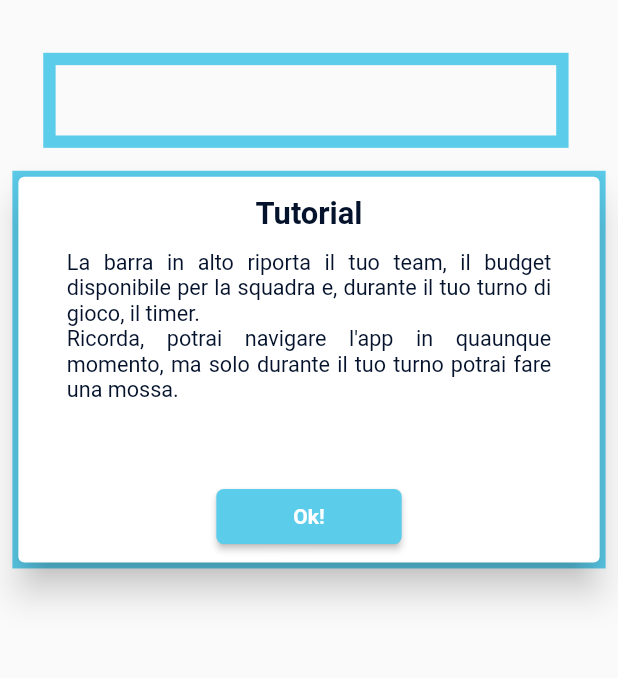
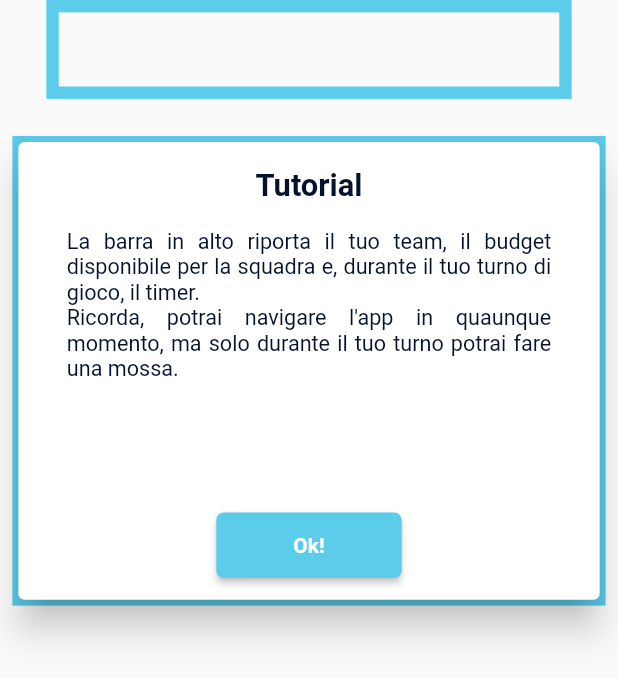
Before and after one commit to AndreaGarini/Edilclima, a Flutter app: the OverlayerTutorialFeatures widget shown alone on an empty page, opened directly with empty values, on a phone screen of 412 x 824 dp. Shown: the top 678 px of the screen. Run offline on Flutter 3.47's test engine with Material 2 defaults, Android fonts, the phone set to English and light mode, and no system bars; our stand-ins replace firebase_core, firebase_database, fluttericon, go_router, lottie and 1 more; missing offline and left inert: dart:ffi, flutter_shake_animated, indexed; accounts and stored records are empty.

Commit message:
exact width and height calculation, new tutorial done

```diff
--- a/lib/Components/generalFeatures/OverlayerTutorialFeatures.dart
+++ b/lib/Components/generalFeatures/OverlayerTutorialFeatures.dart
@@ -1,7 +1,6 @@
 
 import 'package:edilclima_app/Components/generalFeatures/ColorPalette.dart';
 import 'package:edilclima_app/Components/generalFeatures/SizedButton.dart';
-import 'package:edilclima_app/Components/generalFeatures/StylizedText.dart';
 import 'package:edilclima_app/GameModel.dart';
 import 'package:flutter/cupertino.dart';
 import 'package:flutter/material.dart';
@@ -37,14 +36,14 @@ class OverlayerTutorialFeatures extends StatelessWidget{
       case 0: {
         //info row
         return Stack(children: [
-          Positioned(top: screenHeight * 0.05, left: screenWidth * 0.07, width: screenWidth * 0.85, height: screenHeight * 0.09,
+          Positioned(top: 0, left: screenWidth * 0.075, width: screenWidth * 0.85, height: screenHeight * 0.08,
               child: Container(
                 decoration: BoxDecoration(border: Border.all(
                   color: lightBluePalette,
                   width: screenWidth * 0.02,
                 ), color: Colors.transparent),
               )),
-          Positioned(top: screenHeight * 0.15, left: 0, width: screenWidth, height: screenHeight * 0.4,
+          Positioned(top: screenHeight * 0.1, left: 0, width: screenWidth, height: screenHeight * 0.4,
               child: Padding(padding: EdgeInsets.all(screenWidth * 0.02),
               child:
                 Container(
@@ -78,14 +77,14 @@ class OverlayerTutorialFeatures extends StatelessWidget{
       case 1: {
         //swipable cards
         return Stack(children: [
-          Positioned(top: screenHeight * 0.15, left: 0, width: screenWidth, height: screenHeight * 0.4,
+          Positioned(top: screenHeight * 0.08, left: 0, width: screenWidth, height: screenHeight * 0.35,
               child: Container(
                 decoration: BoxDecoration(border: Border.all(
                   color: lightBluePalette,
                   width: screenWidth * 0.02,
                 ), color: Colors.transparent),
               )),
-          Positioned(top: screenHeight * 0.55, left: 0, width: screenWidth, height: screenHeight * 0.4,
+          Positioned(top: screenHeight * 0.45, left: 0, width: screenWidth, height: screenHeight * 0.35,
               child: Padding(padding: EdgeInsets.all(screenWidth * 0.02),
                 child:
                     Container(
@@ -119,14 +118,14 @@ class OverlayerTutorialFeatures extends StatelessWidget{
       case 2: {
         //rosa carte 1
         return Stack(children: [
-          Positioned(top: screenHeight * 0.55, left: 0, width: screenWidth, height: screenHeight * 0.55,
+          Positioned(top: screenHeight * 0.4, left: 0, width: screenWidth, height: screenHeight * 0.48,
               child: Container(
                 decoration: BoxDecoration(border: Border.all(
                   color: lightBluePalette,
                   width: screenWidth * 0.02,
                 ), color: Colors.transparent),
               )),
-          Positioned(top: screenHeight * 0.15, left: 0, width: screenWidth, height: screenHeight * 0.4,
+          Positioned(top: screenHeight * 0.08, left: 0, width: screenWidth, height: screenHeight * 0.33,
               child: Padding(padding: EdgeInsets.all(screenWidth * 0.02),
                 child: Container(
                   color: lightBluePalette,
@@ -159,14 +158,14 @@ class OverlayerTutorialFeatures extends StatelessWidget{
       case 3: {
         //rosa carte 2
         return Stack(children: [
-          Positioned(top: screenHeight * 0.55, left: 0, width: screenWidth, height: screenHeight * 0.55,
+          Positioned(top: screenHeight * 0.4, left: 0, width: screenWidth, height: screenHeight * 0.48,
               child: Container(
                 decoration: BoxDecoration(border: Border.all(
                   color: lightBluePalette,
                   width: screenWidth * 0.02,
                 ), color: Colors.transparent),
               )),
-          Positioned(top: screenHeight * 0.15, left: 0, width: screenWidth, height: screenHeight * 0.4,
+          Positioned(top: screenHeight * 0.08, left: 0, width: screenWidth, height: screenHeight * 0.33,
               child: Padding(padding: EdgeInsets.all(screenWidth * 0.02),
                 child: Container(
                       color: lightBluePalette,
@@ -199,9 +198,7 @@ class OverlayerTutorialFeatures extends StatelessWidget{
       case 4: {
         //bottom nav bar (usa freccia easy)
         return Stack(children: [
-          Positioned(top: screenHeight * 0.55, left: 0, width: screenWidth, height: screenHeight * 0.55,
-              child: Image.asset('assets/images/arrow-down.png', scale: 0.5,)),
-          Positioned(top: screenHeight * 0.15, left: 0, width: screenWidth, height: screenHeight * 0.4,
+          Positioned(top: screenHeight * 0.08, left: 0, width: screenWidth, height: screenHeight * 0.33,
               child: Padding(padding: EdgeInsets.all(screenWidth * 0.02),
                 child: Container(
                   color: lightBluePalette,
--- a/lib/Screens/CameraScreen.dart
+++ b/lib/Screens/CameraScreen.dart
@@ -23,7 +23,8 @@ class CameraScreenState extends State<CameraScreen> {
   Widget build(BuildContext context) {
 
 
-    return Material(
+    return SafeArea(child:
+        Material(
       color: Colors.white,
         child:
     Consumer<GameModel>(builder: (context, gameModel, child)
@@ -60,7 +61,7 @@ class CameraScreenState extends State<CameraScreen> {
           ]
 
       );
-    }));
+    })));
   }
 
   Future<void> updateData(GameModel gm) async{
--- a/lib/Screens/SplashScreen.dart
+++ b/lib/Screens/SplashScreen.dart
@@ -36,7 +36,9 @@ class SpashScreenState extends State<SplashScreen> {
         }
       });
 
-      return Material(color: Colors.white, child: Lottie.asset('assets/animations/SplashScreenHand.json'));
+      return SafeArea(child:
+      Material(color: Colors.white, child: Lottie.asset('assets/animations/SplashScreenHand.json'))
+      );
     });
   }
 
```
Also changed, not shown: lib/Components/InfoRowComponents/infoRow.dart (+7 -0 lines), lib/Components/MainScreenContent.dart (+17 -6 lines), lib/Components/PlayCardPagerLayout/PageLayout.dart (+28 -5 lines), lib/Components/selectCardLayout/undetailedCardLayout.dart (+5 -5 lines), lib/Screens/WaitingScreen.dart (+8 -10 lines), 6 other files.
